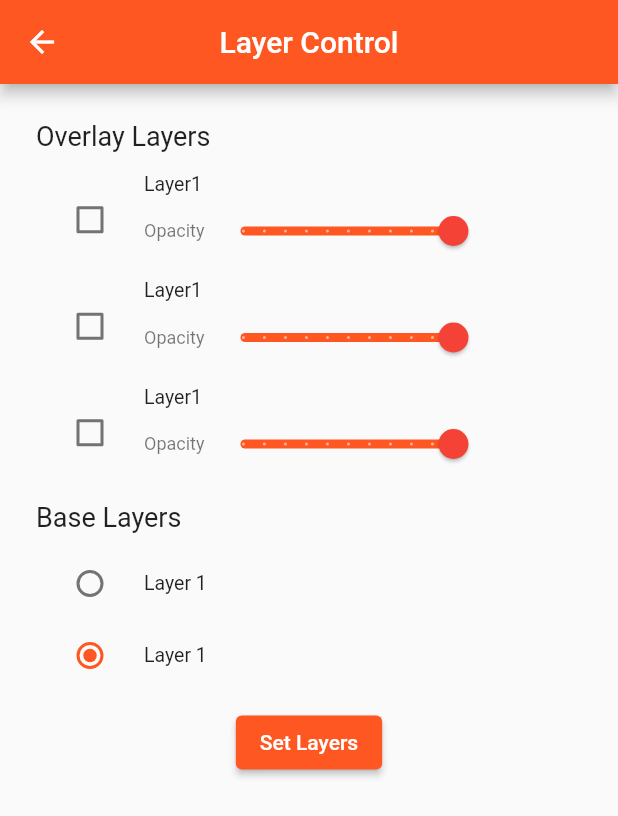
After one commit to mbasa-georepublic/lobsta_client, a Flutter app: the MapLayerControl screen opened directly, on a phone screen of 412 x 824 dp. The commit adds this screen. Shown: the top 816 px of the screen. Run offline on Flutter 3.47's test engine with Material 2 defaults, Android fonts, the phone set to English and light mode, and no system bars; our stand-ins replace cached_network_image, dio, flutter_map, image_picker, latlong2, location and 1 more; missing offline and left inert: flutter_cached_pdfview, flutter_map_dragmarker, flutter_map_line_editor; accounts and stored records are empty.

Commit message:
adding layer control.

```diff
--- /dev/null
+++ b/lib/pages/map_layer_control.dart
@@ -0,0 +1,162 @@
+import 'package:flutter/material.dart';
+
+class MapLayerControl extends StatefulWidget {
+  const MapLayerControl({Key? key}) : super(key: key);
+
+  @override
+  MapLayerControlState createState() => MapLayerControlState();
+}
+
+class MapLayerControlState extends State<MapLayerControl> {
+  double _i = 1.0;
+  final List<bool> _chkBox = [false, false, false];
+
+  @override
+  Widget build(BuildContext context) {
+    return Scaffold(
+      appBar: AppBar(
+        title: const Text("Layer Control"),
+        centerTitle: true,
+      ),
+      body: Container(
+        padding: const EdgeInsets.all(24.0),
+        child: ListView(
+          children: [
+            const Text(
+              "Overlay Layers",
+              style: TextStyle(fontSize: 18),
+            ),
+            const SizedBox(
+              height: 10,
+            ),
+            CheckboxListTile(
+              controlAffinity: ListTileControlAffinity.leading,
+              value: _chkBox[0],
+              onChanged: (val) {
+                setState(() {
+                  _chkBox[0] = val!;
+                });
+              },
+              title: const Text("Layer1"),
+              subtitle: Row(
+                mainAxisAlignment: MainAxisAlignment.start,
+                children: [
+                  const Text("Opacity"),
+                  Slider(
+                    label: "$_i",
+                    thumbColor: Colors.red,
+                    min: 0,
+                    max: 1,
+                    divisions: 10,
+                    value: _i,
+                    onChanged: (newValue) {
+                      setState(() => _i = newValue);
+                    },
+                  ),
+                ],
+              ),
+              dense: true,
+            ),
+            CheckboxListTile(
+              controlAffinity: ListTileControlAffinity.leading,
+              value: _chkBox[1],
+              onChanged: (val) {
+                setState(() {
+                  _chkBox[1] = val!;
+                });
+              },
+              title: const Text("Layer1"),
+              subtitle: Row(
+                mainAxisAlignment: MainAxisAlignment.start,
+                children: [
+                  const Text("Opacity"),
+                  Slider(
+                    label: "$_i",
+                    thumbColor: Colors.red,
+                    min: 0,
+                    max: 1,
+                    divisions: 10,
+                    value: _i,
+                    onChanged: (newValue) {
+                      setState(() => _i = newValue);
+                    },
+                  ),
+                ],
+              ),
+              dense: true,
+            ),
+            CheckboxListTile(
+              controlAffinity: ListTileControlAffinity.leading,
+              value: _chkBox[2],
+              onChanged: (val) {
+                setState(() {
+                  _chkBox[2] = val!;
+                });
+              },
+              title: const Text("Layer1"),
+              subtitle: Row(
+                mainAxisAlignment: MainAxisAlignment.start,
+                children: [
+                  const Text("Opacity"),
+                  Slider(
+                    label: "$_i",
+                    thumbColor: Colors.red,
+                    min: 0,
+                    max: 1,
+                    divisions: 10,
+                    value: _i,
+                    onChanged: (newValue) {
+                      setState(() => _i = newValue);
+                    },
+                  ),
+                ],
+              ),
+              dense: true,
+            ),
+            const SizedBox(
+              height: 10,
+            ),
+            const Text(
+              "Base Layers",
+              style: TextStyle(fontSize: 18),
+            ),
+            const SizedBox(
+              height: 10,
+            ),
+            RadioListTile(
+              title: const Text("Layer 1"),
+              value: 1,
+              groupValue: 2,
+              onChanged: (val) {
+                debugPrint("Val: $val");
+              },
+              controlAffinity: ListTileControlAffinity.leading,
+              dense: true,
+            ),
+            RadioListTile(
+              title: const Text("Layer 1"),
+              value: 2,
+              groupValue: 2,
+              onChanged: (val) {
+                debugPrint("Val: $val");
+              },
+              controlAffinity: ListTileControlAffinity.leading,
+              dense: true,
+            ),
+            const SizedBox(
+              height: 10,
+            ),
+            Center(
+              child: ElevatedButton(
+                onPressed: () {
+                  Navigator.pop(context);
+                },
+                child: const Text("Set Layers"),
+              ),
+            )
+          ],
+        ),
+      ),
+    );
+  }
+}
```
Also changed, not shown: lib/pages/issue_mapview_page_polygon.dart (+33 -4 lines).
